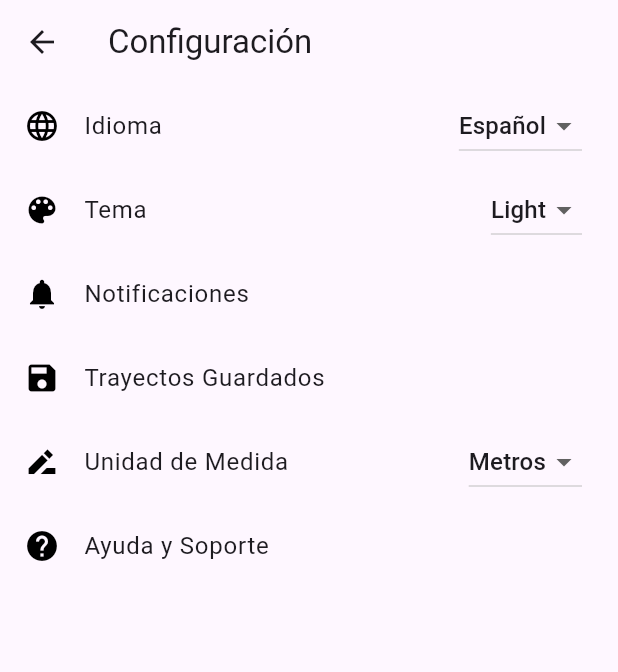
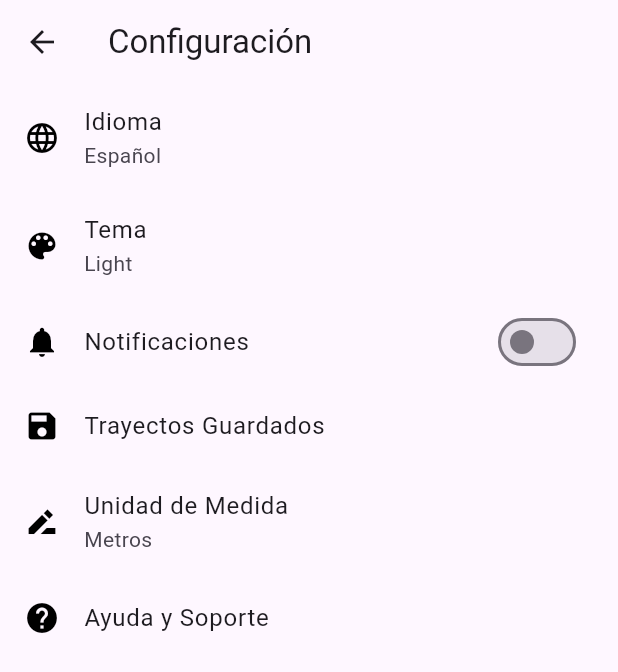
Before and after one commit to cromx123/mapa_fahu, a Flutter app: the ConfigScreen screen opened by its route, on a phone screen of 412 x 824 dp. Shown: the top 672 px of the screen. Run offline on Flutter 3.47's test engine with Material 3 defaults, Android fonts, the light colour scheme and no system bars; our stand-ins replace flutter_map, geolocator, latlong2, speech_to_text, webview_flutter; key blocks and very long unbroken strings in the code were emptied for the run.

Commit message:
se actualiza congif_screen

```diff
--- a/lib/views/config_screen.dart
+++ b/lib/views/config_screen.dart
@@ -1,9 +1,7 @@
-// views/config_screen.dart
 import 'package:flutter/material.dart';
 import 'package:provider/provider.dart';
 import 'package:humanidades360/l10n/app_localizations.dart';
 import '../controllers/settings_controller.dart';
-
 
 class ConfigScreen extends StatelessWidget {
   const ConfigScreen({super.key});
@@ -13,74 +11,123 @@ class ConfigScreen extends StatelessWidget {
     final localizations = AppLocalizations.of(context)!;
     final settings = Provider.of<SettingsController>(context);
 
+    // Función para mostrar selección de idioma
+    void _showLanguageSelection() {
+      showModalBottomSheet(
+        context: context,
+        builder: (context) {
+          return Container(
+            padding: const EdgeInsets.all(16),
+            child: Column(
+              mainAxisSize: MainAxisSize.min,
+              children: [
+                Text(
+                  localizations.cs_language,
+                  style: Theme.of(context).textTheme.titleLarge,
+                ),
+                const SizedBox(height: 20),
+                ...['es', 'en'].map((language) {
+                  return ListTile(
+                    title: Text(language == 'es' ? 'Español' : 'English'),
+                    trailing: settings.locale.languageCode == language
+                        ? const Icon(Icons.check, color: Colors.blue)
+                        : null,
+                    onTap: () {
+                      settings.setLocale(Locale(language));
+                      Navigator.pop(context);
+                    },
+                  );
+                }).toList(),
+              ],
+            ),
+          );
+        },
+      );
+    }
+
     return Scaffold(
       appBar: AppBar(
         title: Text(localizations.cs_settingsTitle),
       ),
-      body: Column(
-        mainAxisAlignment: MainAxisAlignment.start,
-        crossAxisAlignment: CrossAxisAlignment.start,
+      body: ListView(
         children: [
+          // Idioma con modal bottom sheet
           ListTile(
             leading: const Icon(Icons.language, color: Colors.black),
             title: Text(localizations.cs_language),
-            trailing: DropdownButton<String>(
-              value: settings.locale.languageCode,
-              items: const [
-                DropdownMenuItem(value: 'es', child: Text('Español')),
-                DropdownMenuItem(value: 'en', child: Text('English')),
-              ],
+            subtitle: Text(settings.locale.languageCode == 'es'
+                ? 'Español' : 'English'),
+            onTap: _showLanguageSelection,
+          ),
+
+          // Tema
+          ListTile(
+            leading: const Icon(Icons.color_lens, color: Colors.black),
+            title: Text(localizations.cs_theme),
+            subtitle: Text(settings.theme == 'light'
+                ? 'Light' : 'Dark'),
+            onTap: () {
+              settings.setTheme(settings.theme == 'light' ? 'dark' : 'light');
+            },
+          ),
+
+          // Notificaciones
+          ListTile(
+            leading: const Icon(Icons.notifications, color: Colors.black),
+            title: Text(localizations.cs_notifications),
+            trailing: Switch(
+              value: false,
               onChanged: (value) {
-                if (value != null) {
-                 settings.setLocale(Locale(value));
-                }
               },
             ),
           ),
-          ListTile(
-            leading: const Icon(Icons.color_lens, color: Colors.black),
-            title: Text(localizations.cs_theme),
-            trailing: DropdownButton<String>(
-              value: settings.theme,
-              items: const [
-                DropdownMenuItem(value: 'light', child: Text('Light')),
-                DropdownMenuItem(value: 'dark', child: Text('Dark')),
-              ],
-              onChanged: (value) {
-                if (value != null) {
-                 settings.setTheme(value);
-                }
-              },
-            ),
-          ),
-          ListTile(
-            leading: const Icon(Icons.notifications, color: Colors.black),
-            title: Text(localizations.cs_notifications),
-          ),
+
+          // Rutas guardadas
           ListTile(
             leading: const Icon(Icons.save, color: Colors.black),
             title: Text(localizations.cs_savedRoutes),
+            onTap: () {
+              // Navegar a rutas guardadas
+            },
           ),
+
+          // Unidades
           ListTile(
             leading: const Icon(Icons.drive_file_rename_outline_sharp, color: Colors.black),
             title: Text(localizations.cs_units),
-            trailing: DropdownButton<String>(
-              value: settings.unit,
-              items: const [
-                DropdownMenuItem(value: 'metros', child: Text('Metros')),
-                DropdownMenuItem(value: 'millas', child: Text('Millas')),
-              ],
-              onChanged: (value) {
-                if (value != null) {
-                 settings.setUnit(value);
-                }
-              },
-            ),
+            subtitle: Text(settings.unit == 'metros'
+                ? 'Metros' : 'Millas'),
+            onTap: () {
+              settings.setUnit(settings.unit == 'metros' ? 'millas' : 'metros');
+            },
           ),
+
+          // Ayuda y soporte
           ListTile(
             leading: const Icon(Icons.help, color: Colors.black),
             title: Text(localizations.cs_helpAndSupport),
+            onTap: () {
+              // Navegar a ayuda y soporte
+            },
           ),
+
+          // Cerrar sesión
+          /* Padding(
+            padding: const EdgeInsets.all(16.0),
+            child: ElevatedButton(
+              style: ElevatedButton.styleFrom(
+                backgroundColor: Colors.red,
+                padding: const EdgeInsets.symmetric(vertical: 16),
+              ),
+              onPressed: () {
+                // Lógica para cerrar sesión
+              },
+              child: Text(
+                '',
+                style: const TextStyle(color: Colors.white),
+              ),
+            ),
+          ), */
         ],
       ),
     );
```
